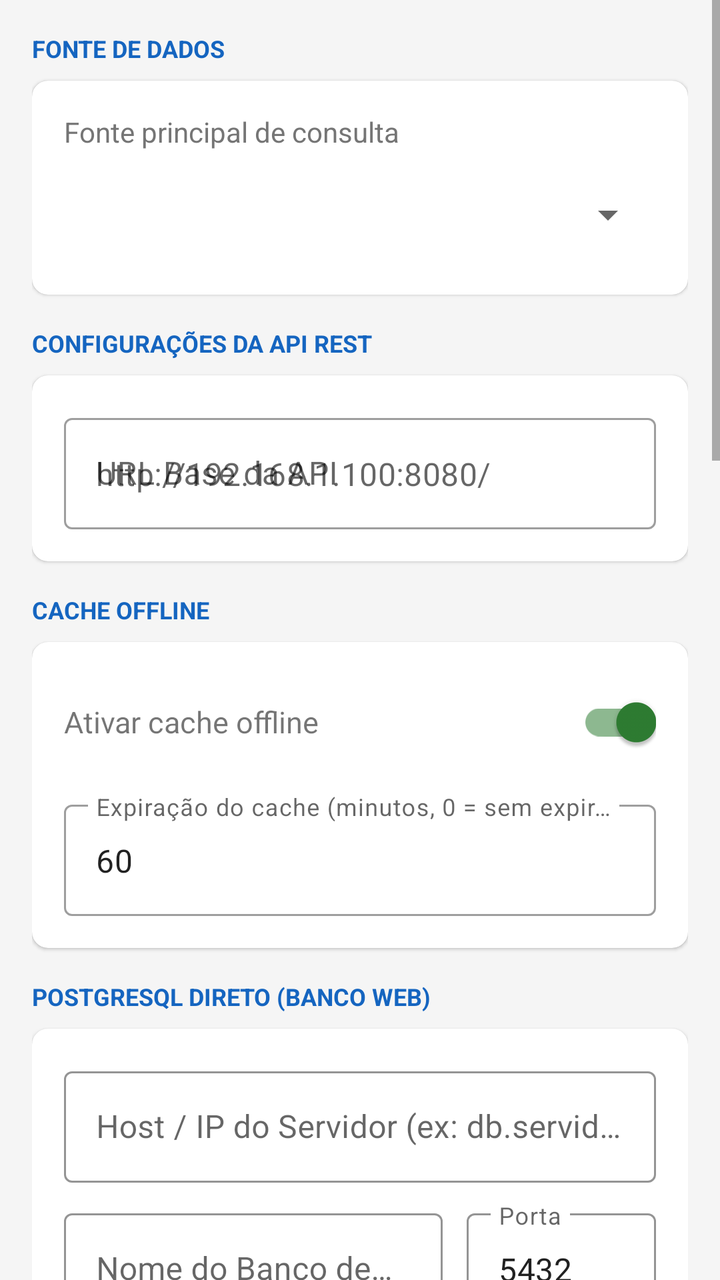
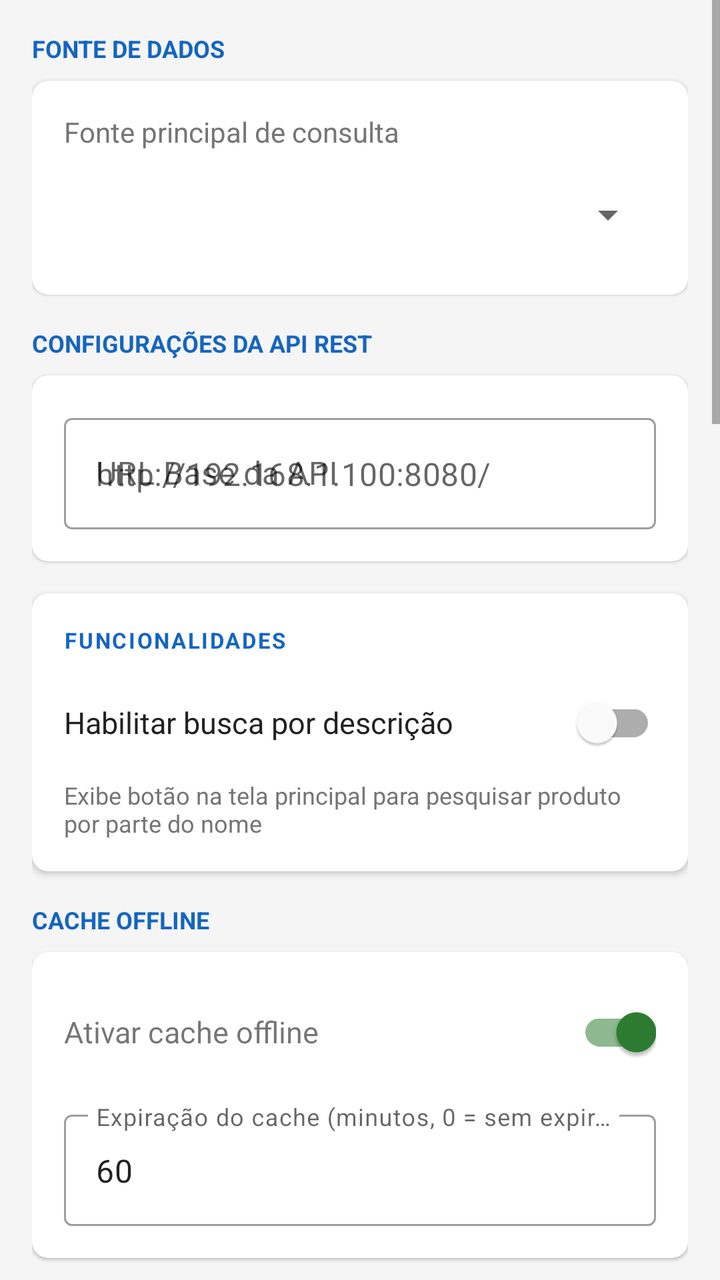

An Android layout rendered at two revisions. The XML below is the earlier revision; the diff shows what the commit changed to produce the second picture.
<!-- AndroidManifest.xml: application theme Theme.ScanProduto -->
<!-- res/layout/activity_settings.xml -->
<?xml version="1.0" encoding="utf-8"?>
<ScrollView
    xmlns:android="http://schemas.android.com/apk/res/android"
    xmlns:app="http://schemas.android.com/apk/res-auto"
    android:layout_width="match_parent"
    android:layout_height="match_parent"
    android:background="@color/background">

    <LinearLayout
        android:layout_width="match_parent"
        android:layout_height="wrap_content"
        android:orientation="vertical"
        android:padding="16dp">

        
        <TextView
            android:layout_width="match_parent"
            android:layout_height="wrap_content"
            android:text="FONTE DE DADOS"
            android:textSize="12sp"
            android:textColor="@color/primary"
            android:textStyle="bold"
            android:layout_marginBottom="8dp" />

        <com.google.android.material.card.MaterialCardView
            android:layout_width="match_parent"
            android:layout_height="wrap_content"
            app:cardCornerRadius="8dp"
            android:layout_marginBottom="16dp">

            <LinearLayout
                android:layout_width="match_parent"
                android:layout_height="wrap_content"
                android:orientation="vertical"
                android:padding="16dp">

                <TextView
                    android:layout_width="wrap_content"
                    android:layout_height="wrap_content"
                    android:text="Fonte principal de consulta"
                    android:textSize="14sp"
                    android:textColor="@color/text_secondary"
                    android:layout_marginBottom="8dp" />

                <Spinner
                    android:id="@+id/spinnerFonte"
                    android:layout_width="match_parent"
                    android:layout_height="48dp" />
            </LinearLayout>
        </com.google.android.material.card.MaterialCardView>

        
        <LinearLayout
            android:id="@+id/panelApi"
            android:layout_width="match_parent"
            android:layout_height="wrap_content"
            android:orientation="vertical">

            <TextView
                android:layout_width="match_parent"
                android:layout_height="wrap_content"
                android:text="CONFIGURAÇÕES DA API REST"
                android:textSize="12sp"
                android:textColor="@color/primary"
                android:textStyle="bold"
                android:layout_marginBottom="8dp" />

            <com.google.android.material.card.MaterialCardView
                android:layout_width="match_parent"
                android:layout_height="wrap_content"
                app:cardCornerRadius="8dp"
                android:layout_marginBottom="16dp">

                <LinearLayout
                    android:layout_width="match_parent"
                    android:layout_height="wrap_content"
                    android:orientation="vertical"
                    android:padding="16dp">

                    <com.google.android.material.textfield.TextInputLayout
                        android:layout_width="match_parent"
                        android:layout_height="wrap_content"
                        android:hint="URL Base da API"
                        style="@style/Widget.MaterialComponents.TextInputLayout.OutlinedBox">
                        <com.google.android.material.textfield.TextInputEditText
                            android:id="@+id/etApiUrl"
                            android:layout_width="match_parent"
                            android:layout_height="wrap_content"
                            android:inputType="textUri"
                            android:hint="http://192.168.1.100:8080/" />
                    </com.google.android.material.textfield.TextInputLayout>
                </LinearLayout>
            </com.google.android.material.card.MaterialCardView>
        </LinearLayout>

        
        <LinearLayout
            android:id="@+id/panelDb"
            android:layout_width="match_parent"
            android:layout_height="wrap_content"
            android:orientation="vertical"
            android:visibility="gone">

            <TextView
                android:layout_width="match_parent"
                android:layout_height="wrap_content"
                android:text="CONFIGURAÇÕES DO BANCO LOCAL (SQLITE)"
                android:textSize="12sp"
                android:textColor="@color/primary"
                android:textStyle="bold"
                android:layout_marginBottom="8dp" />

            <com.google.android.material.card.MaterialCardView
                android:layout_width="match_parent"
                android:layout_height="wrap_content"
                app:cardCornerRadius="8dp"
                android:layout_marginBottom="16dp">

                <LinearLayout
                    android:layout_width="match_parent"
                    android:layout_height="wrap_content"
                    android:orientation="vertical"
                    android:padding="16dp">

                    <com.google.android.material.textfield.TextInputLayout
                        android:layout_width="match_parent"
                        android:layout_height="wrap_content"
                        android:layout_marginBottom="8dp"
                        android:hint="Host (IP ou domínio)"
                        style="@style/Widget.MaterialComponents.TextInputLayout.OutlinedBox">
                        <com.google.android.material.textfield.TextInputEditText
                            android:id="@+id/etDbHost"
                            android:layout_width="match_parent"
                            android:layout_height="wrap_content" />
                    </com.google.android.material.textfield.TextInputLayout>

                    <com.google.android.material.textfield.TextInputLayout
                        android:layout_width="match_parent"
                        android:layout_height="wrap_content"
                        android:layout_marginBottom="8dp"
                        android:hint="Porta"
                        style="@style/Widget.MaterialComponents.TextInputLayout.OutlinedBox">
                        <com.google.android.material.textfield.TextInputEditText
                            android:id="@+id/etDbPort"
                            android:layout_width="match_parent"
                            android:layout_height="wrap_content"
                            android:inputType="number" />
                    </com.google.android.material.textfield.TextInputLayout>

                    <com.google.android.material.textfield.TextInputLayout
                        android:layout_width="match_parent"
                        android:layout_height="wrap_content"
                        android:layout_marginBottom="8dp"
                        android:hint="Nome do Banco"
                        style="@style/Widget.MaterialComponents.TextInputLayout.OutlinedBox">
                        <com.google.android.material.textfield.TextInputEditText
                            android:id="@+id/etDbNome"
                            android:layout_width="match_parent"
                            android:layout_height="wrap_content" />
                    </com.google.android.material.textfield.TextInputLayout>

                    <com.google.android.material.textfield.TextInputLayout
                        android:layout_width="match_parent"
                        android:layout_height="wrap_content"
                        android:layout_marginBottom="8dp"
                        android:hint="Usuário"
                        style="@style/Widget.MaterialComponents.TextInputLayout.OutlinedBox">
                        <com.google.android.material.textfield.TextInputEditText
                            android:id="@+id/etDbUsuario"
                            android:layout_width="match_parent"
                            android:layout_height="wrap_content" />
                    </com.google.android.material.textfield.TextInputLayout>

                    <com.google.android.material.textfield.TextInputLayout
                        android:layout_width="match_parent"
                        android:layout_height="wrap_content"
                        android:hint="Senha"
                        app:endIconMode="password_toggle"
                        style="@style/Widget.MaterialComponents.TextInputLayout.OutlinedBox">
                        <com.google.android.material.textfield.TextInputEditText
                            android:id="@+id/etDbSenha"
                            android:layout_width="match_parent"
                            android:layout_height="wrap_content"
                            android:inputType="textPassword" />
                    </com.google.android.material.textfield.TextInputLayout>
                </LinearLayout>
            </com.google.android.material.card.MaterialCardView>
        </LinearLayout>

        
        <TextView
            android:layout_width="match_parent"
            android:layout_height="wrap_content"
            android:text="CACHE OFFLINE"
            android:textSize="12sp"
            android:textColor="@color/primary"
            android:textStyle="bold"
            android:layout_marginBottom="8dp" />

        <com.google.android.material.card.MaterialCardView
            android:layout_width="match_parent"
            android:layout_height="wrap_content"
            app:cardCornerRadius="8dp"
            android:layout_marginBottom="16dp">

            <LinearLayout
                android:layout_width="match_parent"
                android:layout_height="wrap_content"
                android:orientation="vertical"
                android:padding="16dp">

                <LinearLayout
                    android:layout_width="match_parent"
                    android:layout_height="wrap_content"
                    android:orientation="horizontal"
                    android:gravity="center_vertical"
                    android:layout_marginBottom="12dp">

                    <TextView
                        android:layout_width="0dp"
                        android:layout_height="wrap_content"
                        android:layout_weight="1"
                        android:text="Ativar cache offline"
                        android:textSize="15sp" />

                    <com.google.android.material.switchmaterial.SwitchMaterial
                        android:id="@+id/switchCache"
                        android:layout_width="wrap_content"
                        android:layout_height="wrap_content"
                        android:checked="true" />
                </LinearLayout>

                <com.google.android.material.textfield.TextInputLayout
                    android:layout_width="match_parent"
                    android:layout_height="wrap_content"
                    android:hint="Expiração do cache (minutos, 0 = sem expiração)"
                    style="@style/Widget.MaterialComponents.TextInputLayout.OutlinedBox">
                    <com.google.android.material.textfield.TextInputEditText
                        android:id="@+id/etCacheTtl"
                        android:layout_width="match_parent"
                        android:layout_height="wrap_content"
                        android:inputType="number"
                        android:text="60" />
                </com.google.android.material.textfield.TextInputLayout>
            </LinearLayout>
        </com.google.android.material.card.MaterialCardView>

        
        <TextView
            android:layout_width="match_parent"
            android:layout_height="wrap_content"
            android:text="POSTGRESQL DIRETO (BANCO WEB)"
            android:textSize="12sp"
            android:textColor="#1565C0"
            android:textStyle="bold"
            android:layout_marginBottom="8dp" />

        <com.google.android.material.card.MaterialCardView
            android:layout_width="match_parent"
            android:layout_height="wrap_content"
            app:cardCornerRadius="8dp"
            app:cardBackgroundColor="#FFFFFF"
            app:cardElevation="2dp"
            android:layout_marginBottom="8dp">

            <LinearLayout
                android:layout_width="match_parent"
                android:layout_height="wrap_content"
                android:orientation="vertical"
                android:padding="16dp">

                <com.google.android.material.textfield.TextInputLayout
                    android:layout_width="match_parent"
                    android:layout_height="wrap_content"
                    android:layout_marginBottom="10dp"
                    android:hint="Host / IP do Servidor (ex: db.servidor.com.br)"
                    app:boxStrokeColor="#1565C0"
                    app:hintTextColor="#1565C0"
                    style="@style/Widget.MaterialComponents.TextInputLayout.OutlinedBox">
                    <com.google.android.material.textfield.TextInputEditText
                        android:id="@+id/etWebDbUrl"
                        android:layout_width="match_parent"
                        android:layout_height="wrap_content"
                        android:textColor="#212121"
                        android:inputType="textNoSuggestions" />
                </com.google.android.material.textfield.TextInputLayout>

                <LinearLayout
                    android:layout_width="match_parent"
                    android:layout_height="wrap_content"
                    android:orientation="horizontal">

                    <com.google.android.material.textfield.TextInputLayout
                        android:layout_width="0dp"
                        android:layout_height="wrap_content"
                        android:layout_weight="2"
                        android:layout_marginEnd="6dp"
                        android:layout_marginBottom="10dp"
                        android:hint="Nome do Banco de Dados"
                        app:boxStrokeColor="#1565C0"
                        app:hintTextColor="#1565C0"
                        style="@style/Widget.MaterialComponents.TextInputLayout.OutlinedBox">
                        <com.google.android.material.textfield.TextInputEditText
                            android:id="@+id/etWebDbNome"
                            android:layout_width="match_parent"
                            android:layout_height="wrap_content"
                            android:textColor="#212121" />
                    </com.google.android.material.textfield.TextInputLayout>

                    <com.google.android.material.textfield.TextInputLayout
                        android:layout_width="0dp"
                        android:layout_height="wrap_content"
                        android:layout_weight="1"
                        android:layout_marginStart="6dp"
                        android:layout_marginBottom="10dp"
                        android:hint="Porta"
                        app:boxStrokeColor="#1565C0"
                        app:hintTextColor="#1565C0"
                        style="@style/Widget.MaterialComponents.TextInputLayout.OutlinedBox">
                        <com.google.android.material.textfield.TextInputEditText
                            android:id="@+id/etWebDbPorta"
                            android:layout_width="match_parent"
                            android:layout_height="wrap_content"
                            android:textColor="#212121"
                            android:inputType="number"
                            android:text="5432" />
                    </com.google.android.material.textfield.TextInputLayout>
                </LinearLayout>

                <com.google.android.material.textfield.TextInputLayout
                    android:layout_width="match_parent"
                    android:layout_height="wrap_content"
                    android:layout_marginBottom="10dp"
                    android:hint="Usuário do Banco"
                    app:boxStrokeColor="#1565C0"
                    app:hintTextColor="#1565C0"
                    style="@style/Widget.MaterialComponents.TextInputLayout.OutlinedBox">
                    <com.google.android.material.textfield.TextInputEditText
                        android:id="@+id/etWebDbUsuario"
                        android:layout_width="match_parent"
                        android:layout_height="wrap_content"
                        android:textColor="#212121"
                        android:inputType="textNoSuggestions" />
                </com.google.android.material.textfield.TextInputLayout>

                <com.google.android.material.textfield.TextInputLayout
                    android:layout_width="match_parent"
                    android:layout_height="wrap_content"
                    android:layout_marginBottom="14dp"
                    android:hint="Senha do Banco"
                    app:endIconMode="password_toggle"
                    app:boxStrokeColor="#1565C0"
                    app:hintTextColor="#1565C0"
                    style="@style/Widget.MaterialComponents.TextInputLayout.OutlinedBox">
                    <com.google.android.material.textfield.TextInputEditText
                        android:id="@+id/etWebDbSenha"
                        android:layout_width="match_parent"
                        android:layout_height="wrap_content"
                        android:textColor="#212121"
                        android:inputType="textPassword" />
                </com.google.android.material.textfield.TextInputLayout>

                <com.google.android.material.textfield.TextInputLayout
                    android:layout_width="match_parent"
                    android:layout_height="wrap_content"
                    android:layout_marginBottom="14dp"
                    android:hint="Nome da Tabela"
                    app:boxStrokeColor="#1565C0"
                    app:hintTextColor="#1565C0"
                    style="@style/Widget.MaterialComponents.TextInputLayout.OutlinedBox">
                    <com.google.android.material.textfield.TextInputEditText
                        android:id="@+id/etWebDbTabela"
                        android:layout_width="match_parent"
                        android:layout_height="wrap_content"
                        android:textColor="#212121" />
                </com.google.android.material.textfield.TextInputLayout>

                <TextView
                    android:layout_width="match_parent"
                    android:layout_height="wrap_content"
                    android:text="Mapeamento de Campos"
                    android:textSize="13sp"
                    android:textStyle="bold"
                    android:textColor="#424242"
                    android:layout_marginBottom="10dp" />

                <LinearLayout
                    android:layout_width="match_parent"
                    android:layout_height="wrap_content"
                    android:orientation="horizontal">

                    <com.google.android.material.textfield.TextInputLayout
                        android:layout_width="0dp"
                        android:layout_height="wrap_content"
                        android:layout_weight="1"
                        android:layout_marginEnd="6dp"
                        android:layout_marginBottom="10dp"
                        android:hint="Campo EAN"
                        app:boxStrokeColor="#1565C0"
                        app:hintTextColor="#1565C0"
                        style="@style/Widget.MaterialComponents.TextInputLayout.OutlinedBox">
                        <com.google.android.material.textfield.TextInputEditText
                            android:id="@+id/etWebDbCampoEan"
                            android:layout_width="match_parent"
                            android:layout_height="wrap_content"
                            android:textColor="#212121"
                            android:text="ean" />
                    </com.google.android.material.textfield.TextInputLayout>

                    <com.google.android.material.textfield.TextInputLayout
                        android:layout_width="0dp"
                        android:layout_height="wrap_content"
                        android:layout_weight="1"
                        android:layout_marginStart="6dp"
                        android:layout_marginBottom="10dp"
                        android:hint="Campo Código"
                        app:boxStrokeColor="#1565C0"
                        app:hintTextColor="#1565C0"
                        style="@style/Widget.MaterialComponents.TextInputLayout.OutlinedBox">
                        <com.google.android.material.textfield.TextInputEditText
                            android:id="@+id/etWebDbCampoCodigo"
                            android:layout_width="match_parent"
                            android:layout_height="wrap_content"
                            android:textColor="#212121"
                            android:text="codigo" />
                    </com.google.android.material.textfield.TextInputLayout>
                </LinearLayout>

                <com.google.android.material.textfield.TextInputLayout
                    android:layout_width="match_parent"
                    android:layout_height="wrap_content"
                    android:layout_marginBottom="10dp"
                    android:hint="Campo Descrição"
                    app:boxStrokeColor="#1565C0"
                    app:hintTextColor="#1565C0"
                    style="@style/Widget.MaterialComponents.TextInputLayout.OutlinedBox">
                    <com.google.android.material.textfield.TextInputEditText
                        android:id="@+id/etWebDbCampoDescricao"
                        android:layout_width="match_parent"
                        android:layout_height="wrap_content"
                        android:textColor="#212121"
                        android:text="descricao" />
                </com.google.android.material.textfield.TextInputLayout>

                <LinearLayout
                    android:layout_width="match_parent"
                    android:layout_height="wrap_content"
                    android:orientation="horizontal">

                    <com.google.android.material.textfield.TextInputLayout
                        android:layout_width="0dp"
                        android:layout_height="wrap_content"
                        android:layout_weight="1"
                        android:layout_marginEnd="6dp"
                        android:layout_marginBottom="10dp"
                        android:hint="Campo Estoque"
                        app:boxStrokeColor="#1565C0"
                        app:hintTextColor="#1565C0"
                        style="@style/Widget.MaterialComponents.TextInputLayout.OutlinedBox">
                        <com.google.android.material.textfield.TextInputEditText
                            android:id="@+id/etWebDbCampoEstoque"
                            android:layout_width="match_parent"
                            android:layout_height="wrap_content"
                            android:textColor="#212121"
                            android:text="estoque" />
                    </com.google.android.material.textfield.TextInputLayout>

                    <com.google.android.material.textfield.TextInputLayout
                        android:layout_width="0dp"
                        android:layout_height="wrap_content"
                        android:layout_weight="1"
                        android:layout_marginStart="6dp"
                        android:layout_marginBottom="10dp"
                        android:hint="Campo Preço"
                        app:boxStrokeColor="#1565C0"
                        app:hintTextColor="#1565C0"
                        style="@style/Widget.MaterialComponents.TextInputLayout.OutlinedBox">
                        <com.google.android.material.textfield.TextInputEditText
                            android:id="@+id/etWebDbCampoPreco"
                            android:layout_width="match_parent"
                            android:layout_height="wrap_content"
                            android:textColor="#212121"
                            android:text="preco" />
                    </com.google.android.material.textfield.TextInputLayout>
                </LinearLayout>

                <com.google.android.material.textfield.TextInputLayout
                    android:layout_width="match_parent"
                    android:layout_height="wrap_content"
                    android:layout_marginBottom="10dp"
                    android:hint="Coluna ID Empresa (nome do campo na tabela)"
                    app:boxStrokeColor="#1565C0"
                    app:hintTextColor="#1565C0"
                    style="@style/Widget.MaterialComponents.TextInputLayout.OutlinedBox">
                    <com.google.android.material.textfield.TextInputEditText
                        android:id="@+id/etWebDbCampoEmpresaId"
                        android:layout_width="match_parent"
                        android:layout_height="wrap_content"
                        android:textColor="#212121"
                        android:text="empresa_id" />
                </com.google.android.material.textfield.TextInputLayout>

                <com.google.android.material.textfield.TextInputLayout
                    android:layout_width="match_parent"
                    android:layout_height="wrap_content"
                    android:layout_marginBottom="14dp"
                    android:hint="Valor ID Empresa (vazio = todos os produtos)"
                    app:boxStrokeColor="#1565C0"
                    app:hintTextColor="#1565C0"
                    style="@style/Widget.MaterialComponents.TextInputLayout.OutlinedBox">
                    <com.google.android.material.textfield.TextInputEditText
                        android:id="@+id/etWebDbEmpresaId"
                        android:layout_width="match_parent"
                        android:layout_height="wrap_content"
                        android:textColor="#212121"
                        android:inputType="textNoSuggestions" />
                </com.google.android.material.textfield.TextInputLayout>

                
                <TextView
                    android:layout_width="match_parent"
                    android:layout_height="wrap_content"
                    android:text="TABELA SINÔNIMO (EAN ALTERNATIVO)"
                    android:textSize="11sp"
                    android:textColor="#1565C0"
                    android:textStyle="bold"
                    android:letterSpacing="0.08"
                    android:paddingTop="6dp"
                    android:paddingBottom="6dp" />

                <androidx.appcompat.widget.SwitchCompat
                    android:id="@+id/switchUsarSinonimo"
                    android:layout_width="match_parent"
                    android:layout_height="wrap_content"
                    android:layout_marginBottom="10dp"
                    android:text="Usar tabela sinônimo para busca por EAN"
                    android:textColor="#212121"
                    android:textSize="14sp" />

                <com.google.android.material.textfield.TextInputLayout
                    android:layout_width="match_parent"
                    android:layout_height="wrap_content"
                    android:layout_marginBottom="10dp"
                    android:hint="Nome da tabela sinônimo"
                    app:boxStrokeColor="#1565C0"
                    app:hintTextColor="#1565C0"
                    style="@style/Widget.MaterialComponents.TextInputLayout.OutlinedBox">
                    <com.google.android.material.textfield.TextInputEditText
                        android:id="@+id/etWebDbTabelaSinonimo"
                        android:layout_width="match_parent"
                        android:layout_height="wrap_content"
                        android:textColor="#212121"
                        android:text="sinonimo"
                        android:inputType="textNoSuggestions" />
                </com.google.android.material.textfield.TextInputLayout>

                <com.google.android.material.textfield.TextInputLayout
                    android:layout_width="match_parent"
                    android:layout_height="wrap_content"
                    android:layout_marginBottom="10dp"
                    android:hint="Campo EAN na tabela sinônimo"
                    app:boxStrokeColor="#1565C0"
                    app:hintTextColor="#1565C0"
                    style="@style/Widget.MaterialComponents.TextInputLayout.OutlinedBox">
                    <com.google.android.material.textfield.TextInputEditText
                        android:id="@+id/etWebDbCampoSinonimoEan"
                        android:layout_width="match_parent"
                        android:layout_height="wrap_content"
                        android:textColor="#212121"
                        android:text="cod_barr"
                        android:inputType="textNoSuggestions" />
                </com.google.android.material.textfield.TextInputLayout>

                <com.google.android.material.textfield.TextInputLayout
                    android:layout_width="match_parent"
                    android:layout_height="wrap_content"
                    android:layout_marginBottom="14dp"
                    android:hint="Campo chave de JOIN (mesmo nome nas duas tabelas)"
                    app:boxStrokeColor="#1565C0"
                    app:hintTextColor="#1565C0"
                    style="@style/Widget.MaterialComponents.TextInputLayout.OutlinedBox">
                    <com.google.android.material.textfield.TextInputEditText
                        android:id="@+id/etWebDbCampoChave"
                        android:layout_width="match_parent"
                        android:layout_height="wrap_content"
                        android:textColor="#212121"
                        android:text="codipro"
                        android:inputType="textNoSuggestions" />
                </com.google.android.material.textfield.TextInputLayout>

                <ProgressBar
                    android:id="@+id/progressSync"
                    android:layout_width="wrap_content"
                    android:layout_height="wrap_content"
                    android:layout_gravity="center"
                    android:layout_marginBottom="8dp"
                    android:visibility="gone" />

                <TextView
                    android:id="@+id/tvSyncResultado"
                    android:layout_width="match_parent"
                    android:layout_height="wrap_content"
                    android:textSize="14sp"
                    android:textColor="#212121"
                    android:gravity="center"
                    android:padding="10dp"
                    android:visibility="gone" />

                <com.google.android.material.button.MaterialButton
                    android:id="@+id/btnSincronizarWebDb"
                    android:layout_width="match_parent"
                    android:layout_height="48dp"
                    android:text="Testar Conexão com Banco Web"
                    android:textColor="#1565C0"
                    style="@style/Widget.MaterialComponents.Button.OutlinedButton"
                    app:strokeColor="#1565C0" />

            </LinearLayout>
        </com.google.android.material.card.MaterialCardView>

        
        <ProgressBar
            android:id="@+id/progressTestar"
            android:layout_width="wrap_content"
            android:layout_height="wrap_content"
            android:layout_gravity="center"
            android:layout_marginBottom="8dp"
            android:visibility="gone" />

        <com.google.android.material.button.MaterialButton
            android:id="@+id/btnTestarConexao"
            android:layout_width="match_parent"
            android:layout_height="48dp"
            android:layout_marginBottom="8dp"
            android:text="Testar Conexão"
            style="@style/Widget.MaterialComponents.Button.OutlinedButton"
            app:strokeColor="@color/primary" />

        <com.google.android.material.button.MaterialButton
            android:id="@+id/btnSalvar"
            android:layout_width="match_parent"
            android:layout_height="52dp"
            android:text="Salvar Configurações"
            android:backgroundTint="@color/primary" />

    </LinearLayout>
</ScrollView>
<!-- resources referenced by this layout -->
<resources>
  <color name="background">#F5F5F5</color>
  <color name="primary">#1565C0</color>
  <color name="text_secondary">#757575</color>
  <style name="Theme.ScanProduto" parent="Theme.MaterialComponents.DayNight.DarkActionBar">
          <item name="colorPrimary">@color/colorPrimary</item>
          <item name="colorPrimaryVariant">@color/colorPrimaryVariant</item>
          <item name="colorOnPrimary">@color/colorOnPrimary</item>
          <item name="colorSecondary">@color/colorSecondary</item>
          <item name="colorSecondaryVariant">@color/colorSecondaryVariant</item>
          <item name="colorOnSecondary">@color/colorOnSecondary</item>
          <item name="android:statusBarColor">@color/primary_dark</item>
          <item name="windowActionBar">false</item>
          <item name="windowNoTitle">true</item>
      </style>
  <color name="colorPrimary">#1565C0</color>
  <color name="colorPrimaryVariant">#003c8f</color>
  <color name="colorOnPrimary">#FFFFFF</color>
  <color name="colorSecondary">#2E7D32</color>
  <color name="colorSecondaryVariant">#1B5E20</color>
  <color name="colorOnSecondary">#FFFFFF</color>
  <color name="primary_dark">#003c8f</color>
</resources>

<!-- the commit's change to res/layout/activity_settings.xml (unified diff, before → after) -->
@@ -188,6 +188,54 @@
         </LinearLayout>
 
         
+        <com.google.android.material.card.MaterialCardView
+            android:layout_width="match_parent"
+            android:layout_height="wrap_content"
+            android:layout_marginBottom="16dp"
+            app:cardCornerRadius="8dp"
+            app:cardElevation="2dp">
+            <LinearLayout
+                android:layout_width="match_parent"
+                android:layout_height="wrap_content"
+                android:orientation="vertical"
+                android:padding="16dp">
+                <TextView
+                    android:layout_width="match_parent"
+                    android:layout_height="wrap_content"
+                    android:text="FUNCIONALIDADES"
+                    android:textSize="11sp"
+                    android:textColor="#1565C0"
+                    android:textStyle="bold"
+                    android:letterSpacing="0.08"
+                    android:layout_marginBottom="10dp" />
+                <LinearLayout
+                    android:layout_width="match_parent"
+                    android:layout_height="wrap_content"
+                    android:orientation="horizontal"
+                    android:gravity="center_vertical">
+                    <TextView
+                        android:layout_width="0dp"
+                        android:layout_height="wrap_content"
+                        android:layout_weight="1"
+                        android:text="Habilitar busca por descrição"
+                        android:textColor="#212121"
+                        android:textSize="15sp" />
+                    <com.google.android.material.switchmaterial.SwitchMaterial
+                        android:id="@+id/switchBuscaDescricao"
+                        android:layout_width="wrap_content"
+                        android:layout_height="wrap_content" />
+                </LinearLayout>
+                <TextView
+                    android:layout_width="match_parent"
+                    android:layout_height="wrap_content"
+                    android:text="Exibe botão na tela principal para pesquisar produto por parte do nome"
+                    android:textColor="#757575"
+                    android:textSize="12sp"
+                    android:layout_marginTop="4dp" />
+            </LinearLayout>
+        </com.google.android.material.card.MaterialCardView>
+
+        
         <TextView
             android:layout_width="match_parent"
             android:layout_height="wrap_content"
